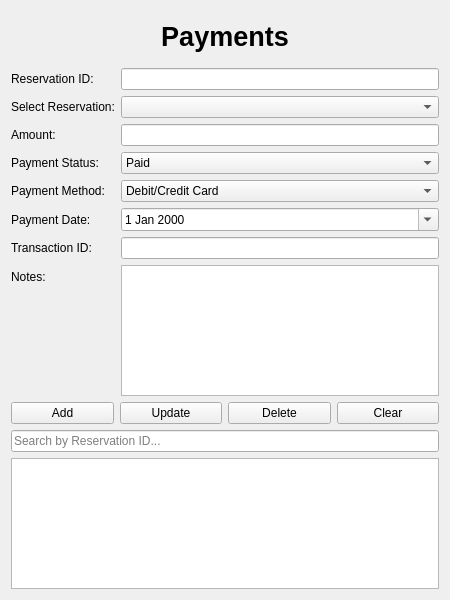
Old version of the form payments.ui in the repository WeWeBunnyX/HotelReservationSQL_Application.
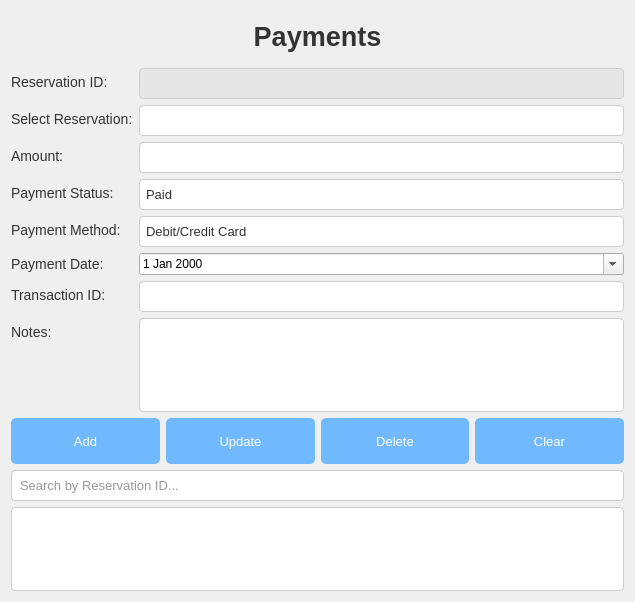
New version of the form.

```diff
--- a/payments.ui
+++ b/payments.ui
@@ -6,13 +6,151 @@
    <rect>
     <x>0</x>
     <y>0</y>
-    <width>450</width>
-    <height>600</height>
+    <width>635</width>
+    <height>602</height>
    </rect>
   </property>
   <property name="windowTitle">
    <string>Payments Module</string>
   </property>
+  <property name="styleSheet">
+   <string notr="true">PaymentsModule {
+    background-color: #f0f0f0;
+    color: #333333;
+    font-family: 'Segoe UI', Arial, sans-serif;
+    font-size: 13px;
+}
+
+QLabel {
+    font-size: 14px;
+    color: #333333;
+}
+
+QLabel[styleSheet*=&quot;font-weight: bold&quot;] {
+    font-size: 18px;
+    font-weight: bold;
+}
+
+QPushButton {
+    background-color: #70B9FE;
+    color: #ffffff;
+    border: none;
+    border-radius: 5px;
+    padding: 8px 15px;
+    font-size: 13px;
+    min-height: 30px;
+    min-width: 80px;
+}
+
+QPushButton:hover {
+    background-color: #5aa9fe;
+}
+
+QPushButton:pressed {
+    background-color: #4a99fe;
+}
+
+QLineEdit {
+    background-color: #ffffff;
+    border: 1px solid #cccccc;
+    border-radius: 4px;
+    padding: 6px;
+    font-size: 13px;
+    color: #333333;
+}
+
+QLineEdit:focus {
+    border-color: #70B9FE;
+    box-shadow: 0 0 5px rgba(112, 185, 254, 0.5);
+}
+
+QLineEdit:read-only {
+    background-color: #e6e6e6;
+    color: #666666;
+}
+
+QLineEdit[placeholderText] {
+    color: #788596;
+}
+
+QComboBox {
+    background-color: #ffffff;
+    border: 1px solid #cccccc;
+    border-radius: 4px;
+    padding: 6px;
+    font-size: 13px;
+    color: #333333;
+    min-width: 200px;
+}
+
+QComboBox:hover {
+    border-color: #70B9FE;
+}
+
+QComboBox:focus {
+    border-color: #70B9FE;
+    box-shadow: 0 0 5px rgba(112, 185, 254, 0.5);
+}
+
+QComboBox::drop-down {
+    border: none;
+    width: 20px;
+}
+
+QComboBox QAbstractItemView {
+    background-color: #ffffff;
+    border: 1px solid #cccccc;
+    selection-background-color: #70B9FE;
+    selection-color: #ffffff;
+    color: #333333;
+}
+
+QTextEdit {
+    background-color: #ffffff;
+    border: 1px solid #cccccc;
+    border-radius: 4px;
+    padding: 6px;
+    font-size: 13px;
+    color: #333333;
+    min-height: 80px;
+}
+
+QTextEdit:focus {
+    border-color: #70B9FE;
+    box-shadow: 0 0 5px rgba(112, 185, 254, 0.5);
+}
+
+QTableView {
+    background-color: #ffffff;
+    border: 1px solid #cccccc;
+    border-radius: 4px;
+    gridline-color: #e6e6e6;
+    font-size: 12px;
+    color: #333333;
+}
+
+QTableView::item {
+    padding: 4px;
+}
+
+QTableView::item:selected {
+    background-color: #70B9FE;
+    color: #ffffff;
+}
+
+QHeaderView::section {
+    background-color: #e6e6e6;
+    border: none;
+    padding: 6px;
+    font-size: 13px;
+    font-weight: bold;
+    color: #333333;
+}
+
+QHeaderView::section:hover {
+    background-color: #d6d6d6;
+}</string>
+  </property>
   <layout class="QVBoxLayout" name="mainLayout">
    <item>
     <widget class="QLabel" name="titleLabel">
```
